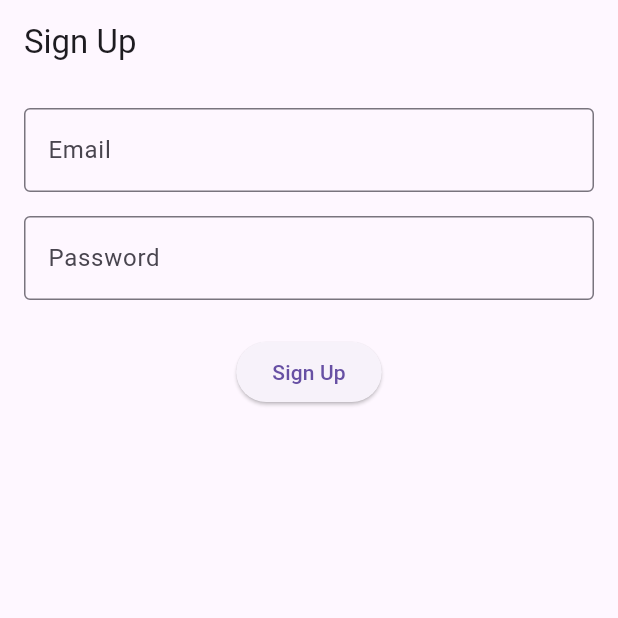
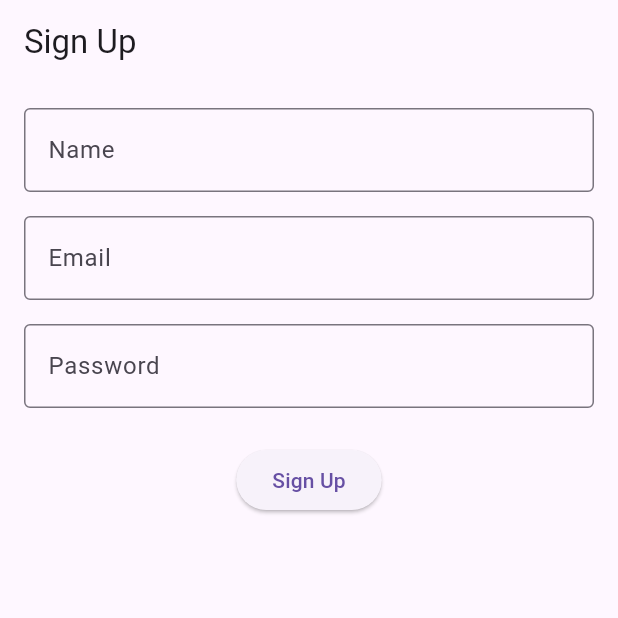
Before and after one commit to Joban1996/firebase_chat_app, a Flutter app: the screen it shows after launch, on a phone screen of 412 x 824 dp, the top half of it. Run offline on Flutter 3.47's test engine with Material 3 defaults, Android fonts, the phone set to English and light mode, and no system bars; our stand-ins replace cloud_firestore, dio, equatable, firebase_auth, firebase_core, flutter_bloc and 2 more; accounts and stored records are empty.

Commit message:
Signup session implemented, user name added and retrieved, chat id created for chat room

```diff
--- a/lib/features/chat/data/model/message_model.dart
+++ b/lib/features/chat/data/model/message_model.dart
@@ -8,7 +8,7 @@ class MessageModel extends Message {
     required super.id,
     required super.senderId,
     required super.text,
-    required super.timeStamp,
+    required super.timeStamp, required super.chatId,
   });
 
   factory MessageModel.fromMap(Map<String, dynamic> map, String documentId) {
@@ -16,7 +16,7 @@ class MessageModel extends Message {
       id: documentId,
       senderId: map['senderId'] as String,
       text: map['text'] as String,
-      timeStamp: (map['timestamp'] as Timestamp).toDate(),
+      timeStamp: (map['timestamp'] as Timestamp).toDate(), chatId: map['chatId'],
     );
   }
 
--- a/lib/features/chat/data/model/user_model.dart
+++ b/lib/features/chat/data/model/user_model.dart
@@ -4,12 +4,14 @@ class UserModel extends User {
   UserModel({
     required super.uid,
     required super.email,
+    required super.name
   });
 
   factory UserModel.fromMap(Map<String, dynamic> map, String documentId) {
     return UserModel(
       uid: map['uid'] ?? documentId,
       email: map['email'] ?? '',
+      name: map['name'] ?? ''
     );
   }
 
@@ -17,6 +19,7 @@ class UserModel extends User {
     return {
       'uid': uid,
       'email': email,
+      'name': name
     };
   }
 }
--- a/lib/features/chat/data/repositories/chat_repository_impl.dart
+++ b/lib/features/chat/data/repositories/chat_repository_impl.dart
@@ -11,14 +11,16 @@ class ChatRepositoryImpl implements ChatRepository{
 
   @override
   Future<void> sendMessage(Message message) {
-    final model =  MessageModel(id: message.id, senderId: message.senderId, text: message.text, timeStamp: message.timeStamp);
+    final model =  MessageModel(id: message.id,
+        senderId: message.senderId,
+        text: message.text, timeStamp: message.timeStamp, chatId: message.chatId);
    return chatDataSource.sendMessage(model);
   }
 
   @override
   Stream<List<Message>> watchMessages(String chatId) {
     // TODO: implement watchMessages
-    return chatDataSource.watchMessages();
+    return chatDataSource.watchMessages(chatId);
   }
 
   @override
--- a/lib/features/chat/domain/entities/message.dart
+++ b/lib/features/chat/domain/entities/message.dart
@@ -1,11 +1,12 @@
 class Message {
   final String id;
   final String senderId;
+  final String chatId;
   final String text;
   final DateTime timeStamp;
 
   Message({
-    required this.id,
+    required this.id,required this.chatId,
       required this.text,required this.senderId,required this.timeStamp});
 
 }
--- a/lib/features/chat/domain/entities/user.dart
+++ b/lib/features/chat/domain/entities/user.dart
@@ -1,9 +1,11 @@
 class User {
   final String uid;
   final String email;
+  final String name;
 
   User({
     required this.uid,
     required this.email,
+    required this.name
   });
 }
--- a/lib/features/chat/presentation/bloc/sign_up_bloc.dart
+++ b/lib/features/chat/presentation/bloc/sign_up_bloc.dart
@@ -2,6 +2,7 @@ import 'package:cloud_firestore/cloud_firestore.dart';
 import 'package:firebase_auth/firebase_auth.dart';
 import 'package:firebase_chat_app/features/chat/presentation/events/sign_up_event.dart';
 import 'package:firebase_chat_app/features/chat/presentation/states/sign_up_state.dart';
+import 'package:flutter/cupertino.dart';
 import 'package:flutter_bloc/flutter_bloc.dart';
 
 class SignUpBloc extends Bloc<SignUpEvent,SignUpState>{
@@ -23,6 +24,7 @@ class SignUpBloc extends Bloc<SignUpEvent,SignUpState>{
          await firebaseFirestore.collection('users').doc(user.uid).set({
            'uid':user.uid,
            'email':user.email,
+           'name':event.name,
            'createdAt': FieldValue.serverTimestamp()
          });
          emit(SignUpSuccess(user));
--- a/lib/features/chat/presentation/events/chat_event.dart
+++ b/lib/features/chat/presentation/events/chat_event.dart
@@ -23,5 +23,6 @@ class ChatMessageUpdated extends ChatEvent{
 class ChatMessageSent extends ChatEvent{
   final String text;
   final String senderId;
-  ChatMessageSent(this.text,this.senderId);
+  final String chatId;
+  ChatMessageSent(this.text,this.senderId,this.chatId);
 }
--- a/lib/features/chat/presentation/events/sign_up_event.dart
+++ b/lib/features/chat/presentation/events/sign_up_event.dart
@@ -3,5 +3,6 @@ abstract class SignUpEvent {}
 class SignUpHit extends SignUpEvent{
   final String email;
   final String password;
-  SignUpHit(this.email,this.password);
+  final String name;
+  SignUpHit(this.email,this.password, this.name);
 }
--- a/lib/features/chat/presentation/pages/message_input_bar.dart
+++ b/lib/features/chat/presentation/pages/message_input_bar.dart
@@ -5,8 +5,9 @@ import '../events/chat_event.dart';
 
 class MessageInputBar extends StatefulWidget {
   final String currentUserId;
+  final String chatId;
 
-  const MessageInputBar({super.key, required this.currentUserId});
+  const MessageInputBar({super.key, required this.currentUserId, required this.chatId});
 
   @override
   State<MessageInputBar> createState() => MessageInputBarState();
@@ -20,7 +21,7 @@ class MessageInputBarState extends State<MessageInputBar> {
     if (text.isEmpty) return;
 
     context.read<ChatBloc>().add(
-      ChatMessageSent(text, widget.currentUserId),
+      ChatMessageSent(text, widget.currentUserId, widget.chatId),
     );
 
     _controller.clear();
--- a/lib/features/chat/presentation/pages/sign_up_scren.dart
+++ b/lib/features/chat/presentation/pages/sign_up_scren.dart
@@ -13,6 +13,7 @@ class SignUpScreen extends StatelessWidget {
 
   final emailController = TextEditingController();
   final passwordController = TextEditingController();
+  final nameController = TextEditingController();
 
   @override
   Widget build(BuildContext context) {
@@ -42,6 +43,15 @@ class SignUpScreen extends StatelessWidget {
         child: Column(
           children: [
             TextField(
+              controller: nameController,
+              keyboardType: TextInputType.name,
+              decoration: const InputDecoration(
+                labelText: 'Name',
+                border: OutlineInputBorder(),
+              ),
+            ),
+            const SizedBox(height: 16),
+            TextField(
               controller: emailController,
               keyboardType: TextInputType.emailAddress,
               decoration: const InputDecoration(
@@ -49,9 +59,7 @@ class SignUpScreen extends StatelessWidget {
                 border: OutlineInputBorder(),
               ),
             ),
-
             const SizedBox(height: 16),
-
             TextField(
               controller: passwordController,
               obscureText: true,
@@ -65,7 +73,8 @@ class SignUpScreen extends StatelessWidget {
 
             ElevatedButton(
               onPressed: () {
-                context.read<SignUpBloc>().add(SignUpHit(emailController.text.trim(), passwordController.text.trim()));
+                context.read<SignUpBloc>().add(SignUpHit(emailController.text.trim(),
+                    passwordController.text.trim(),nameController.text.trim()));
               },
               child: const Text('Sign Up'),
             ),
```
Also changed, not shown: lib/core/di/injection.dart (+9 -4 lines), lib/features/chat/data/data_sources/chat_data_source.dart (+6 -1 lines), lib/features/chat/presentation/bloc/chat_bloc.dart (+7 -1 lines), lib/features/chat/presentation/pages/chat_list_screen.dart (+16 -3 lines), lib/features/chat/presentation/pages/chat_page.dart (+5 -3 lines), lib/main.dart (+9 -14 lines).
